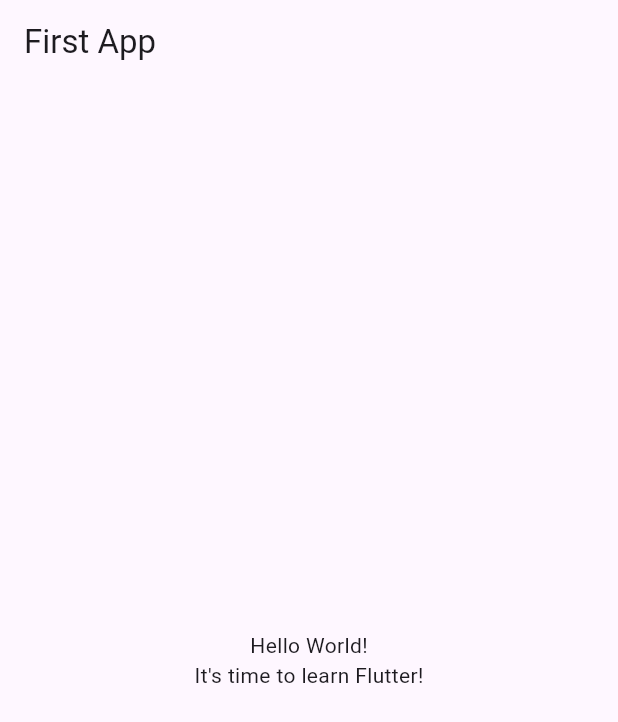
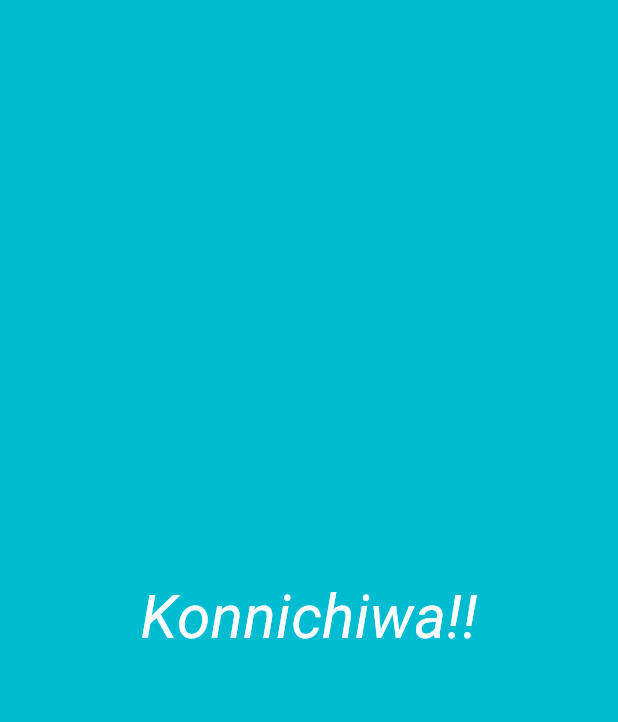
Before and after one commit to Luffycancode/FlutterDart, a Flutter app: the screen it shows after launch, on a phone screen of 412 x 824 dp. Shown: the top 722 px of the screen. Run offline on Flutter 3.47's test engine with Material 3 defaults, Android fonts, the phone set to English and light mode, and no system bars.

Commit message:
Version 1 update

```diff
--- a/dice_app/lib/main.dart
+++ b/dice_app/lib/main.dart
@@ -1,37 +1,23 @@
-import 'package:flutter/material.dart';
+import "package:flutter/material.dart";
+import "package:flutter/widgets.dart";
 
 void main() {
-  runApp(const MyApp());
+  runApp(
+    const MaterialApp(
+      home: Scaffold(
+        backgroundColor: Color(0xff00BCD1),
+        body: Center(
+          child: Text(" Konnichiwa!! ",
+              style: TextStyle(
+                  color: Colors.white,
+                  fontSize: 40.0,
+                  fontStyle: FontStyle.italic)),
+        ),
+      ),
+    ),
+  );
 }
 
-class MyApp extends StatelessWidget {
-  const MyApp({super.key});
 
-  @override
-  Widget build(BuildContext context) {
-    return MaterialApp(
-      title: 'Flutter Demo',
-      theme: ThemeData(
-        primarySwatch: Colors.blue,
-      ),
-      home: Scaffold(
-        appBar: AppBar(
-          title: const Text('First App'),
-        ),
-        body: Center(
-          child: Column(
-            mainAxisAlignment: MainAxisAlignment.center,
-            children: const [
-              Text(
-                'Hello World!',
-              ),
-              Text(
-                'It\'s time to learn Flutter!',
-              ),
-            ],
-          ),
-        ),
-      ),
-    );
-  }
-}
+//  body: const Center(
+//           child: Text('Hello World')
```
